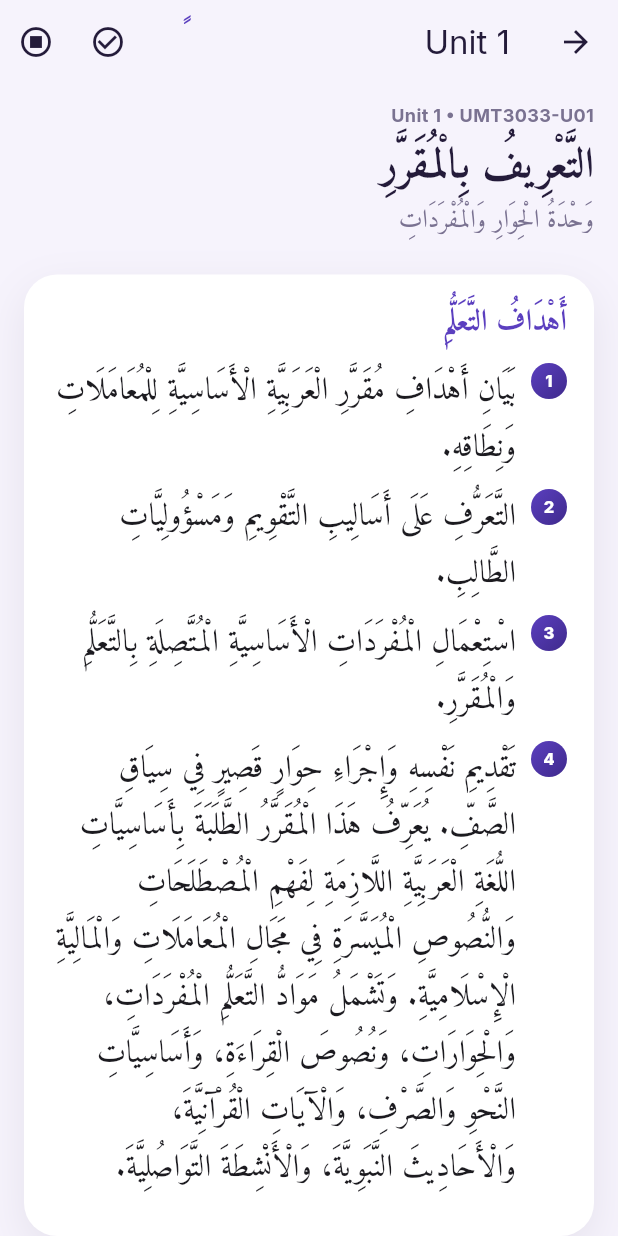
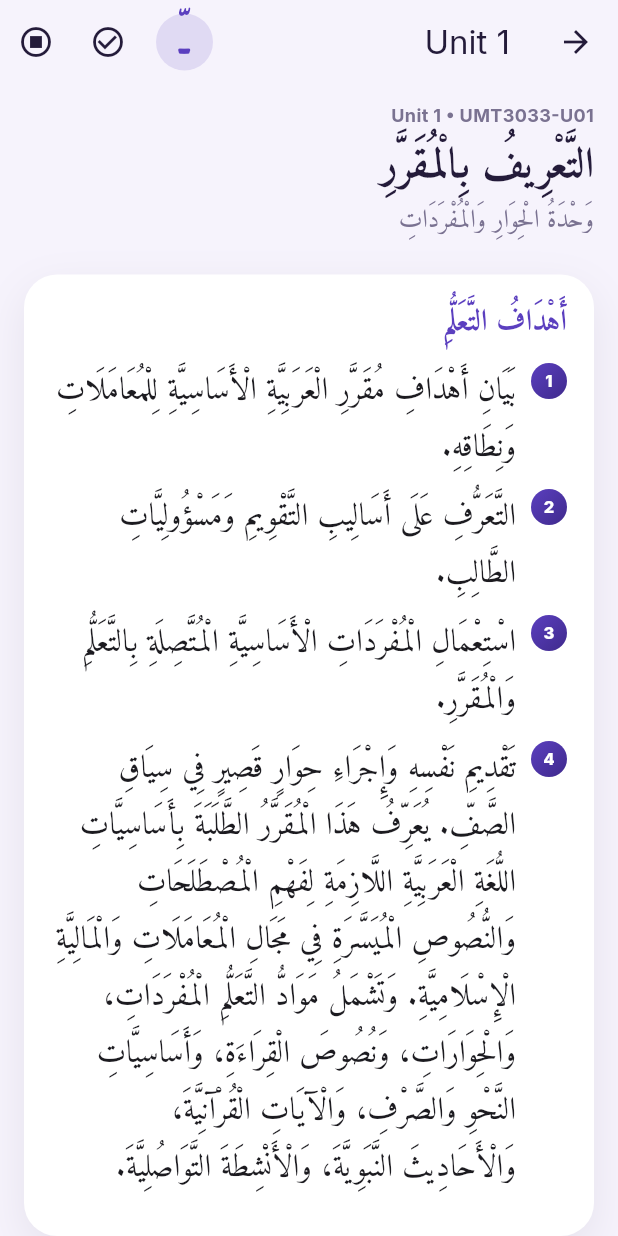
Before and after one commit to muzzammilKIAS/umt3033_flutter, a Flutter app: the screen it shows after launch, after a tap on an icon or button, on a phone screen of 412 x 824 dp. Run offline on Flutter 3.47's test engine with Material 3 defaults, Android fonts, the phone set to English and light mode, and no system bars; our stand-ins replace flutter_tts, just_audio, shared_preferences.

Commit message:
Fix Latihan Berpasangan Arabic/Malay mix, restyle harakat toggle icon
pairPracticeSimpleAr appends its Malay translation directly after the
Arabic instruction with no marker word at all (e.g. "...هَذَا الْفَصْلَ.
Perkenalkan diri anda..."), so it rendered as one mixed RTL Amiri block
same as the earlier Nas Iqra'iy bug. Generalize the reading-text splitter
into _splitArabicMalay: try the known marker phrases first, then fall
back to detecting the boundary between the last Arabic letter and a
following capitalized Latin run. Apply it to pairPracticeSimpleAr too,
hidden behind the same per-section translate toggle.

Also restyle the harakat toggle button: a lone combining diacritic (ً)
has no base letter to sit on and renders nearly invisibly in most fonts.
Use tatweel+shadda (ـّ) instead, in a larger (30px) circular badge that
tints when active, so it reads clearly at a glance.

Co-Authored-By: Claude Sonnet 5 <noreply@anthropic.com>

```diff
--- a/lib/screens/unit_screen.dart
+++ b/lib/screens/unit_screen.dart
@@ -135,18 +135,29 @@ class _UnitScreenState extends State<UnitScreen> {
         title: Text('Unit ${unit.id}', textDirection: TextDirection.ltr),
         actions: [
           IconButton(
-            icon: Text(
-              'ً',
+            icon: Container(
+              width: 38,
+              height: 38,
+              decoration: BoxDecoration(
+                color: _showHarakat
+                    ? Theme.of(context).colorScheme.primary.withValues(alpha: 0.14)
+                    : context.tokens.mist,
+                shape: BoxShape.circle,
+              ),
+              child: Center(
+                child: Text(
+                  'ـّ',
+                  textDirection: TextDirection.rtl,
                   style: TextStyle(
                     fontFamily: 'Amiri',
                     fontWeight: FontWeight.bold,
-                fontSize: 20,
+                    fontSize: 30,
+                    height: 1,
                     color: _showHarakat
                         ? Theme.of(context).colorScheme.primary
                         : context.tokens.textSecondary,
-                decoration: _showHarakat
-                    ? null
-                    : TextDecoration.lineThrough,
+                  ),
+                ),
               ),
             ),
             tooltip: _showHarakat ? 'Sembunyikan Harakat' : 'Tunjukkan Harakat',
@@ -687,18 +698,52 @@ class _UnitScreenState extends State<UnitScreen> {
   ) {
     final done = storage.checkedItems.contains('${unit.code}-pair-practice');
     final tokens = context.tokens;
+    final scheme = Theme.of(context).colorScheme;
+    final (simpleAr, simpleMy) = _splitArabicMalay(unit.pairPracticeSimpleAr);
+    final revealed = _revealedTranslations.contains('pairpractice-${unit.id}');
     return _card(
       context,
       child: Column(
         crossAxisAlignment: CrossAxisAlignment.start,
         children: [
-          _sectionLabel(
+          Row(
+            children: [
+              Expanded(
+                child: _sectionLabel(
                   context,
                   'تَدَرَّبْ مَعَ زَمِيلِكَ',
                   'Latihan Berpasangan',
                 ),
-          if (unit.pairPracticeSimpleAr.isNotEmpty)
-            _arabicBlock(context, unit.pairPracticeSimpleAr, size: 20),
+              ),
+              if (simpleMy.isNotEmpty)
+                IconButton(
+                  icon: Icon(
+                    revealed ? Icons.translate : Icons.translate_outlined,
+                    color: revealed ? scheme.primary : tokens.textSecondary,
+                  ),
+                  tooltip: revealed
+                      ? 'Sembunyikan Terjemahan'
+                      : 'Tunjukkan Terjemahan',
+                  onPressed: () => setState(() {
+                    if (revealed) {
+                      _revealedTranslations.remove('pairpractice-${unit.id}');
+                    } else {
+                      _revealedTranslations.add('pairpractice-${unit.id}');
+                    }
+                  }),
+                ),
+            ],
+          ),
+          if (simpleAr.isNotEmpty) _arabicBlock(context, simpleAr, size: 20),
+          if (revealed) ...[
+            const SizedBox(height: 8),
+            Text(
+              simpleMy,
+              textDirection: TextDirection.ltr,
+              textAlign: TextAlign.left,
+              style: TextStyle(color: tokens.textSecondary, height: 1.5),
+            ),
+          ],
           if (unit.pairPracticeRoleA.isNotEmpty) ...[
             const SizedBox(height: 8),
             _roleTile(context, 'Pelajar (أ)', unit.pairPracticeRoleA),
@@ -931,7 +976,7 @@ class _UnitScreenState extends State<UnitScreen> {
   Widget _readingSection(BuildContext context, UnitModel unit) {
     final scheme = Theme.of(context).colorScheme;
     final tokens = context.tokens;
-    final (arabic, malay) = _splitReadingText(unit.readingAr);
+    final (arabic, malay) = _splitArabicMalay(unit.readingAr);
     final revealed = _revealedTranslations.contains('reading-${unit.id}');
     return _card(
       context,
@@ -1277,19 +1322,37 @@ class _UnitScreenState extends State<UnitScreen> {
   }
 }
 
-/// The reading passage (النَّصُّ الْقِرَائِيُّ) is stored with its Malay
-/// translation appended in the same string, e.g. "...دِرَاسَتِهِ. Maksud:
-/// Kursus Bahasa Arab...". Split it so the Arabic body and the Malay gloss
-/// can be rendered (and revealed) separately instead of running together
-/// as one RTL Amiri block.
+/// Several fields (النَّصُّ الْقِرَائِيُّ, تَدَرَّبْ مَعَ زَمِيلِكَ) store their
+/// Malay translation appended directly in the same string as the Arabic,
+/// e.g. "...دِرَاسَتِهِ. Maksud: Kursus Bahasa Arab..." or, with no marker
+/// word at all, "...هَذَا الْفَصْلَ. Perkenalkan diri anda...". Split it so
+/// the Arabic body and the Malay gloss render (and reveal) separately
+/// instead of running together as one RTL Amiri block.
 final _maksudSplitPattern = RegExp(
   r'\s*(?:Maksud:|التَّرْجَمَةُ بِاللُّغَةِ الْمَلَايُوِيَّةِ:)\s*',
 );
 
-(String arabic, String malay) _splitReadingText(String text) {
-  final parts = text.split(_maksudSplitPattern);
-  if (parts.length < 2) return (text.trim(), '');
-  return (parts.first.trim(), parts.sublist(1).join(' ').trim());
+/// Fallback for text with no marker word: the boundary between the last
+/// Arabic letter (plus trailing punctuation) and a capitalized Latin run.
+final _arabicToLatinBoundary = RegExp(
+  r'([؀-ۿ][.!؟]?)\s+([A-Z][A-Za-z].*)$',
+  dotAll: true,
+);
+
+(String arabic, String malay) _splitArabicMalay(String text) {
+  final markerParts = text.split(_maksudSplitPattern);
+  if (markerParts.length >= 2) {
+    return (
+      markerParts.first.trim(),
+      markerParts.sublist(1).join(' ').trim(),
+    );
+  }
+  final m = _arabicToLatinBoundary.firstMatch(text);
+  if (m != null) {
+    final cut = m.start + m.group(1)!.length;
+    return (text.substring(0, cut).trim(), text.substring(cut).trim());
+  }
+  return (text.trim(), '');
 }
 
 /// Exercise prompt text from the source guide packs multiple numbered
```
Lines whose indentation alone changed are shown as unchanged.
